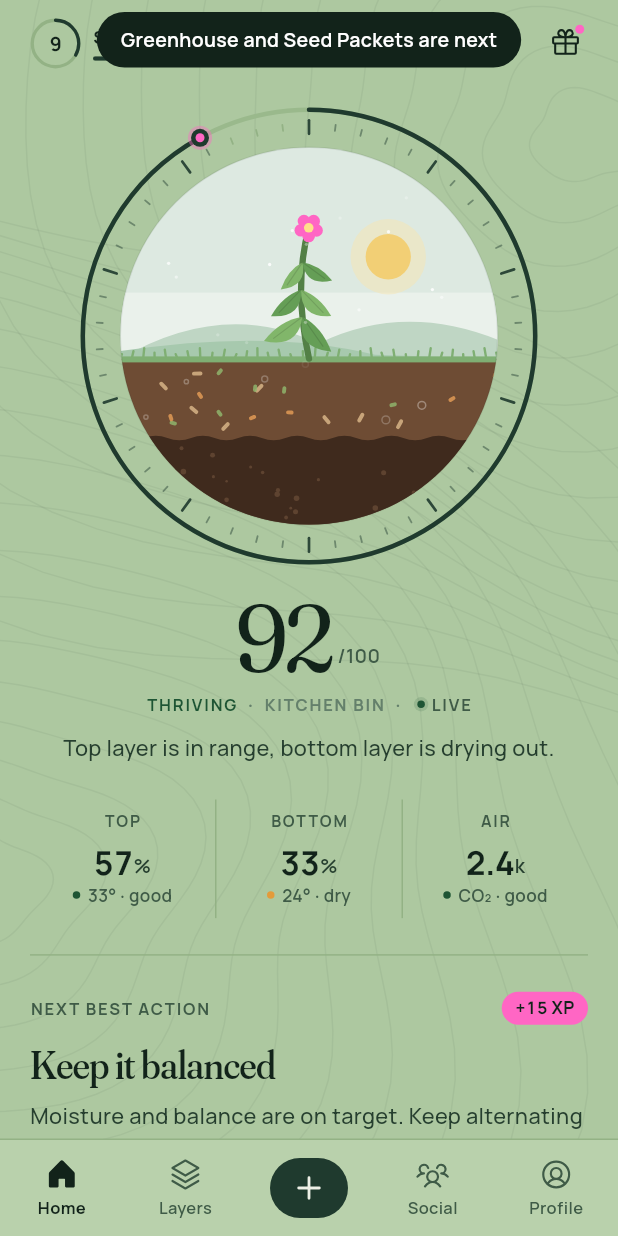
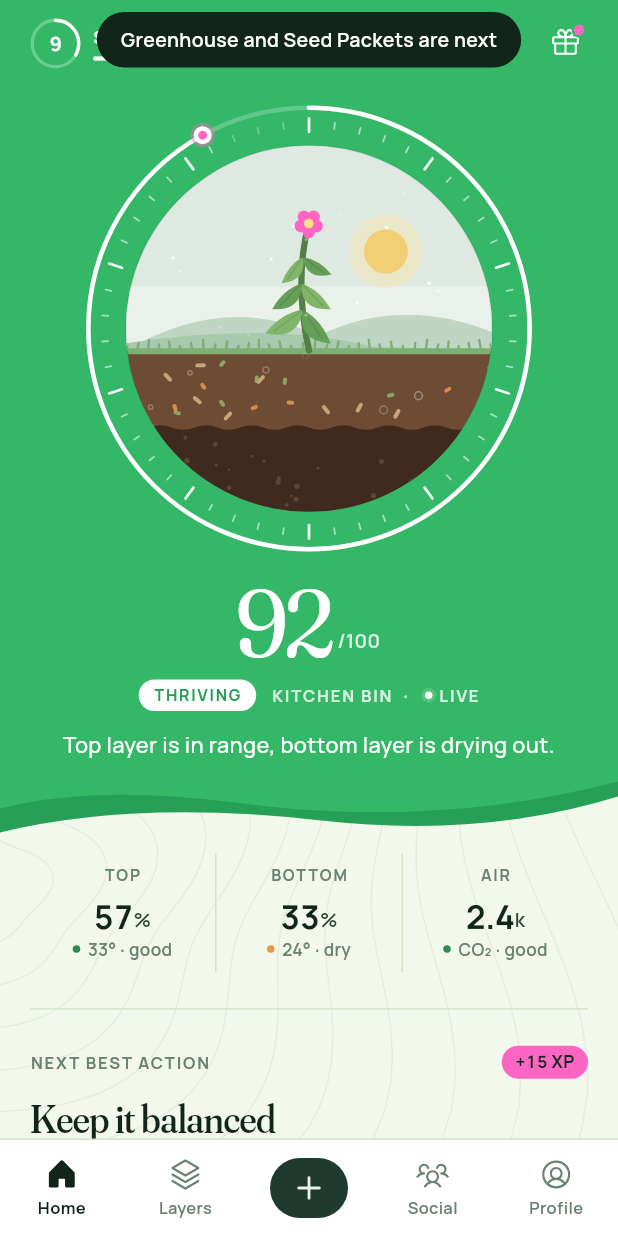
Before and after one commit to henryc08/Calmpost, a Flutter app: the screen it shows after launch, after a tap on "240", on a phone screen of 412 x 824 dp. Run offline on Flutter 3.47's test engine with Material 3 defaults, Android fonts, the phone set to English and light mode, and no system bars; drawn by our look-alikes of flutter_animate; our stand-ins replace flutter_local_notifications, flutter_riverpod, phosphor_flutter.

Commit message:
style: bright mint app with a signature green brand band on Home
- Home top (HUD, Bin World, score) sits on a vivid green band with a
  two-layer hill edge; white gauge, pink marker and bloom
- Rest of the app on bright mint-white with faint topo lines
- Fix: Bin World no longer crashes on a zero-length stem in the first frame

```diff
--- a/app/lib/app/toast.dart
+++ b/app/lib/app/toast.dart
@@ -1,6 +1,7 @@
 import 'dart:async';
 
 import 'package:flutter/material.dart';
+import 'package:flutter/services.dart';
 import 'package:flutter_animate/flutter_animate.dart';
 import 'package:flutter_riverpod/flutter_riverpod.dart';
 import 'package:phosphor_flutter/phosphor_flutter.dart';
@@ -119,7 +120,9 @@ class ComingNext extends StatelessWidget {
 
   @override
   Widget build(BuildContext context) {
-    return SafeArea(
+    return AnnotatedRegion<SystemUiOverlayStyle>(
+      value: SystemUiOverlayStyle.dark.copyWith(statusBarColor: Colors.transparent),
+      child: SafeArea(
         child: Padding(
           padding: const EdgeInsets.all(S.gutter),
           child: Column(
@@ -144,6 +147,7 @@ class ComingNext extends StatelessWidget {
             ],
           ),
         ),
+      ),
     );
   }
 }
--- a/app/lib/features/home/bin_world.dart
+++ b/app/lib/features/home/bin_world.dart
@@ -13,7 +13,7 @@ import '../../ui/tokens.dart';
 /// - The bezel ring around it is the health score, like a game gauge.
 /// - The sky follows the time of day (stars and fireflies at night).
 class BinWorld extends StatefulWidget {
-  const BinWorld({super.key, required this.score, required this.mood, required this.growth, required this.co2, this.size = 300});
+  const BinWorld({super.key, required this.score, required this.mood, required this.growth, required this.co2, this.size = 300, this.onBrand = false});
 
   final int score;
   final BinMood mood;
@@ -22,6 +22,9 @@ class BinWorld extends StatefulWidget {
   final double growth;
   final double co2;
   final double size;
+
+  /// Draw the bezel in white for the green brand band.
+  final bool onBrand;
 
   /// Web preview override (`?hour=14`) to review day/dusk/night skies.
   static double? debugHour;
@@ -59,6 +62,7 @@ class _BinWorldState extends State<BinWorld> with TickerProviderStateMixin {
               mood: widget.mood,
               growth: widget.growth,
               co2: widget.co2,
+              onBrand: widget.onBrand,
               hour: BinWorld.debugHour ?? DateTime.now().hour + DateTime.now().minute / 60,
             ),
           ),
@@ -69,7 +73,16 @@ class _BinWorldState extends State<BinWorld> with TickerProviderStateMixin {
 }
 
 class _WorldPainter extends CustomPainter {
-  _WorldPainter({required this.t, required this.intro, required this.score, required this.mood, required this.growth, required this.co2, required this.hour});
+  _WorldPainter({
+    required this.t,
+    required this.intro,
+    required this.score,
+    required this.mood,
+    required this.growth,
+    required this.co2,
+    required this.hour,
+    this.onBrand = false,
+  });
 
   final double t; // seconds
   final double intro; // 0..1
@@ -78,6 +91,7 @@ class _WorldPainter extends CustomPainter {
   final double growth;
   final double co2;
   final double hour;
+  final bool onBrand;
 
   bool get night => hour < 6.5 || hour >= 19.5;
   bool get dusk => !night && (hour >= 17.5 || hour < 8);
@@ -113,7 +127,7 @@ class _WorldPainter extends CustomPainter {
   void _bezel(Canvas canvas, Offset c, double r) {
     final ringR = r + 16;
     final tick = Paint()
-      ..color = C.line
+      ..color = (onBrand ? C.onBrand.withValues(alpha: 0.3) : C.line)
       ..strokeWidth = 1.2
       ..strokeCap = StrokeCap.round;
     for (var i = 0; i < 100; i += 2) {
@@ -121,7 +135,8 @@ class _WorldPainter extends CustomPainter {
       final major = i % 10 == 0;
       final d = Offset(math.cos(a), math.sin(a));
       final lit = i <= score * intro;
-      tick.color = lit ? C.forest.withValues(alpha: major ? 0.9 : 0.45) : C.line;
+      final litColor = onBrand ? C.onBrand : C.forest;
+      tick.color = lit ? litColor.withValues(alpha: major ? 0.95 : 0.55) : (onBrand ? C.onBrand.withValues(alpha: 0.28) : C.line);
       tick.strokeWidth = major ? 1.8 : 1.2;
       canvas.drawLine(c + d * (ringR - (major ? 7 : 4)), c + d * (ringR + (major ? 2 : 0)), tick);
     }
@@ -133,7 +148,7 @@ class _WorldPainter extends CustomPainter {
       math.pi * 2,
       false,
       Paint()
-        ..color = C.sunk
+        ..color = (onBrand ? C.onBrand.withValues(alpha: 0.22) : C.sunk)
         ..style = PaintingStyle.stroke
         ..strokeWidth = 3,
     );
@@ -143,7 +158,7 @@ class _WorldPainter extends CustomPainter {
       sweep,
       false,
       Paint()
-        ..color = C.forest
+        ..color = (onBrand ? C.onBrand : C.forest)
         ..style = PaintingStyle.stroke
         ..strokeWidth = 3
         ..strokeCap = StrokeCap.round,
@@ -153,7 +168,7 @@ class _WorldPainter extends CustomPainter {
     final m = c + Offset(math.cos(end), math.sin(end)) * (ringR + 9);
     final pulse = (t % 2) / 2;
     canvas.drawCircle(m, 6 + pulse * 8, Paint()..color = C.pink.withValues(alpha: 0.55 * (1 - pulse) * intro));
-    canvas.drawCircle(m, 6, Paint()..color = C.forest);
+    canvas.drawCircle(m, 6, Paint()..color = onBrand ? C.onBrand : C.forest);
     canvas.drawCircle(m, 3, Paint()..color = C.pink);
   }
 
@@ -334,7 +349,9 @@ class _WorldPainter extends CustomPainter {
         ..strokeCap = StrokeCap.round,
     );
 
-    final metric = stem.computeMetrics().first;
+    final metrics = stem.computeMetrics().toList();
+    if (metrics.isEmpty || metrics.first.length < 1) return;
+    final metric = metrics.first;
     final pairs = (2 + growth * 2).round();
     for (var i = 0; i < pairs; i++) {
       final f = 0.32 + i / pairs * 0.62;
--- a/app/lib/features/home/home_screen.dart
+++ b/app/lib/features/home/home_screen.dart
@@ -1,6 +1,7 @@
 import 'dart:math' as math;
 
 import 'package:flutter/material.dart';
+import 'package:flutter/services.dart';
 import 'package:flutter_animate/flutter_animate.dart';
 import 'package:flutter_riverpod/flutter_riverpod.dart';
 import 'package:phosphor_flutter/phosphor_flutter.dart';
@@ -33,7 +34,7 @@ class HomeScreen extends ConsumerWidget {
 
     if (health == null) {
       return const Center(
-        child: SizedBox(width: 22, height: 22, child: CircularProgressIndicator(strokeWidth: 2, color: C.forest)),
+        child: SizedBox(width: 22, height: 22, child: CircularProgressIndicator(strokeWidth: 2, color: C.brand)),
       );
     }
     final s = health.snapshot;
@@ -44,26 +45,41 @@ class HomeScreen extends ConsumerWidget {
       Stage.cooling => 0.8,
       _ => 1.0,
     };
+    final top = MediaQuery.paddingOf(context).top;
 
-    return SafeArea(
-      bottom: false,
+    return AnnotatedRegion<SystemUiOverlayStyle>(
+      value: SystemUiOverlayStyle.light.copyWith(statusBarColor: Colors.transparent),
       child: ListView(
-        padding: const EdgeInsets.fromLTRB(S.gutter, S.x3, S.gutter, S.x8),
+        padding: const EdgeInsets.only(bottom: S.x8),
+        children: [
+          // The brand band: HUD, the Bin World and the score on Calmpost green.
+          _BrandBand(
+            child: Padding(
+              padding: EdgeInsets.fromLTRB(S.gutter, top + S.x3, S.gutter, 0),
+              child: Column(
                 children: [
                   _Hud(game: game),
                   const SizedBox(height: S.x2),
-          // The world: long-press for the demo scenario picker.
                   GestureDetector(
                     onTap: () => goTo(AppTab.layers),
                     onLongPress: () => showScenarioPicker(context, ref),
                     child: Center(
                       child: LayoutBuilder(
-                builder: (context, c) => BinWorld(size: math.min(c.maxWidth, 340), score: health.score, mood: health.mood, growth: growth, co2: s.co2),
+                        builder: (context, c) =>
+                            BinWorld(size: math.min(c.maxWidth, 330), score: health.score, mood: health.mood, growth: growth, co2: s.co2, onBrand: true),
                       ),
                     ),
                   ),
                   _ScoreBlock(health: health),
-          const SizedBox(height: S.x6),
+                ],
+              ),
+            ),
+          ),
+          Padding(
+            padding: const EdgeInsets.fromLTRB(S.gutter, S.x2, S.gutter, 0),
+            child: Column(
+              crossAxisAlignment: CrossAxisAlignment.stretch,
+              children: [
                 ReadingsRow(s: s, onOpen: (_) => goTo(AppTab.layers)),
                 const SizedBox(height: S.x6),
                 const Hairline(),
@@ -81,8 +97,55 @@ class HomeScreen extends ConsumerWidget {
                 const TodayQuests(),
               ].animate(interval: M.stagger).fadeIn(duration: 420.ms, curve: M.ease).slideY(begin: 0.03, curve: M.ease),
             ),
+          ),
+        ],
+      ),
     );
   }
+}
+
+/// Full-bleed green band with a soft two-layer hill along the bottom edge.
+class _BrandBand extends StatelessWidget {
+  const _BrandBand({required this.child});
+  final Widget child;
+
+  @override
+  Widget build(BuildContext context) {
+    return CustomPaint(
+      painter: const _BandPainter(),
+      child: Padding(padding: const EdgeInsets.only(bottom: 54), child: child),
+    );
+  }
+}
+
+class _BandPainter extends CustomPainter {
+  const _BandPainter();
+
+  @override
+  void paint(Canvas canvas, Size size) {
+    final w = size.width;
+    final h = size.height;
+    // Back hill, a shade deeper, peeks out below the front one.
+    final back = Path()
+      ..moveTo(0, 0)
+      ..lineTo(w, 0)
+      ..lineTo(w, h - 30)
+      ..quadraticBezierTo(w * 0.78, h - 2, w * 0.52, h - 14)
+      ..quadraticBezierTo(w * 0.22, h - 28, 0, h - 6)
+      ..close();
+    canvas.drawPath(back, Paint()..color = C.brandDeep);
+    final front = Path()
+      ..moveTo(0, 0)
+      ..lineTo(w, 0)
+      ..lineTo(w, h - 40)
+      ..quadraticBezierTo(w * 0.7, h - 8, w * 0.38, h - 26)
+      ..quadraticBezierTo(w * 0.15, h - 38, 0, h - 22)
+      ..close();
+    canvas.drawPath(front, Paint()..color = C.brand);
+  }
+
+  @override
+  bool shouldRepaint(_BandPainter old) => false;
 }
 
 /// Game-style HUD: level + XP on the left, streak, Loam and rewards on the right.
@@ -105,7 +168,9 @@ class _Hud extends ConsumerWidget {
           height: 34,
           child: CustomPaint(
             painter: _LevelRing(xp01),
-            child: Center(child: Text('$level', style: T.num.copyWith(fontSize: 13))),
+            child: Center(
+              child: Text('$level', style: T.num.copyWith(fontSize: 13, color: C.onBrand)),
+            ),
           ),
         ),
         const SizedBox(width: S.x2),
@@ -115,20 +180,20 @@ class _Hud extends ConsumerWidget {
             children: [
               Text(
                 titleForLevel(level),
-                style: T.small.copyWith(color: C.ink, fontWeight: FontWeight.w700),
+                style: T.small.copyWith(color: C.onBrand, fontWeight: FontWeight.w700),
                 maxLines: 1,
                 overflow: TextOverflow.ellipsis,
               ),
               const SizedBox(height: 4),
               SizedBox(
                 width: 90,
-                child: ThinBar(value: xp01, color: C.forest, height: 3),
+                child: ThinBar(value: xp01, color: C.onBrand, track: C.onBrand.withValues(alpha: 0.28), height: 3),
               ),
             ],
           ),
         ),
         _HudStat(
-          icon: Icon(PhosphorIconsFill.fire, size: 18, color: game.caredToday ? C.pink : C.faint),
+          icon: Icon(PhosphorIconsFill.fire, size: 18, color: game.caredToday ? C.pink : C.onBrandMuted),
           value: '${game.streak.days}',
           onTap: null,
         ),
@@ -142,19 +207,19 @@ class _Hud extends ConsumerWidget {
               children: [
                 const Padding(
                   padding: EdgeInsets.all(4),
-                  child: Icon(PhosphorIconsRegular.gift, size: 22, color: C.ink),
+                  child: Icon(PhosphorIconsRegular.gift, size: 22, color: C.onBrand),
                 ),
                 if (inbox > 0)
                   Positioned(
                     top: 1,
                     right: 1,
                     child: Container(
-                      width: 9,
-                      height: 9,
+                      width: 10,
+                      height: 10,
                       decoration: BoxDecoration(
                         color: C.pink,
                         shape: BoxShape.circle,
-                        border: Border.all(color: C.paper, width: 1.5),
+                        border: Border.all(color: C.brand, width: 1.5),
                       ),
                     ),
                   ),
@@ -183,7 +248,7 @@ class _HudStat extends StatelessWidget {
           children: [
             icon,
             const SizedBox(width: 5),
-            Text(value, style: T.num.copyWith(fontSize: 14)),
+            Text(value, style: T.num.copyWith(fontSize: 14, color: C.onBrand)),
           ],
         ),
       ),
@@ -202,8 +267,8 @@ class _LevelRing extends CustomPainter {
       ..style = PaintingStyle.stroke
       ..strokeWidth = 2.2
       ..strokeCap = StrokeCap.round;
-    canvas.drawArc(rect, 0, math.pi * 2, false, p..color = C.line);
-    canvas.drawArc(rect, -math.pi / 2, math.pi * 2 * value.clamp(0, 1), false, p..color = C.forest);
+    canvas.drawArc(rect, 0, math.pi * 2, false, p..color = C.onBrand.withValues(alpha: 0.28));
+    canvas.drawArc(rect, -math.pi / 2, math.pi * 2 * value.clamp(0, 1), false, p..color = C.onBrand);
   }
 
   @override
@@ -218,8 +283,8 @@ class _ScoreBlock extends StatelessWidget {
   @override
   Widget build(BuildContext context) {
     final s = health.snapshot;
-    final color = switch (health.mood) {
-      BinMood.thriving || BinMood.healthy => C.leaf,
+    final pillText = switch (health.mood) {
+      BinMood.thriving || BinMood.healthy => C.brandDeep,
       BinMood.wet => C.water,
       BinMood.dry => C.amber,
       _ => C.clay,
@@ -230,10 +295,10 @@ class _ScoreBlock extends StatelessWidget {
           mainAxisAlignment: MainAxisAlignment.center,
           crossAxisAlignment: CrossAxisAlignment.end,
           children: [
-            CountUp(health.score, from: 0, style: T.hero.copyWith(fontSize: 64)),
+            CountUp(health.score, from: 0, style: T.hero.copyWith(fontSize: 64, color: C.onBrand)),
             Padding(
               padding: const EdgeInsets.only(bottom: 9, left: 3),
-              child: Text('/100', style: T.label),
+              child: Text('/100', style: T.label.copyWith(color: C.onBrandMuted)),
             ),
           ],
         ),
@@ -241,16 +306,24 @@ class _ScoreBlock extends StatelessWidget {
         Row(
           mainAxisAlignment: MainAxisAlignment.center,
           children: [
-            Text(moodLabel(health.mood).toUpperCase(), style: T.caps.copyWith(color: color)),
-            Text('  ·  KITCHEN BIN  ·  ', style: T.caps.copyWith(color: C.faint)),
-            const LiveDot(color: C.leaf, size: 5),
-            Text('LIVE', style: T.caps),
+            Container(
+              padding: const EdgeInsets.symmetric(horizontal: 10, vertical: 4),
+              decoration: BoxDecoration(color: C.onBrand, borderRadius: BorderRadius.circular(R.pill)),
+              child: Text(moodLabel(health.mood).toUpperCase(), style: T.caps.copyWith(color: pillText, fontSize: 10.5)),
+            ),
+            Text('   KITCHEN BIN  ·  ', style: T.caps.copyWith(color: C.onBrandMuted)),
+            const LiveDot(color: C.onBrand, size: 5),
+            Text('LIVE', style: T.caps.copyWith(color: C.onBrandMuted)),
           ],
         ),
         const SizedBox(height: S.x3),
         Padding(
           padding: const EdgeInsets.symmetric(horizontal: S.x4),
-          child: Text(_status(s), textAlign: TextAlign.center, style: T.body),
+          child: Text(
+            _status(s),
+            textAlign: TextAlign.center,
+            style: T.body.copyWith(color: C.onBrand),
+          ),
         ),
       ],
     );
--- a/app/lib/ui/tokens.dart
+++ b/app/lib/ui/tokens.dart
@@ -2,22 +2,29 @@ import 'package:flutter/widgets.dart';
 
 import '../domain/models.dart' show Rarity;
 
-/// Colour tokens. Muted sage paper, deep green text, pink as the reward accent.
+/// Colour tokens. Bright mint-white paper, a vivid Calmpost-green brand band,
+/// deep green text, pink as the reward accent.
 /// No gradients, no glass, no purple.
 abstract final class C {
   // Surfaces
-  static const paper = Color(0xFFADC8A0);
-  static const surface = Color(0xFFB9D1AC);
-  static const sunk = Color(0xFF9AB98C);
-  static const line = Color(0xFF93B285);
+  static const paper = Color(0xFFF2F8EC);
+  static const surface = Color(0xFFFFFFFF);
+  static const sunk = Color(0xFFE0ECD6);
+  static const line = Color(0xFFD4E4C9);
 
   // Text
-  static const ink = Color(0xFF12231A);
-  static const ink2 = Color(0xFF263F2F);
-  static const muted = Color(0xFF3F5B47);
-  static const faint = Color(0xFF64806B);
+  static const ink = Color(0xFF11251A);
+  static const ink2 = Color(0xFF2D4637);
+  static const muted = Color(0xFF6A8273);
+  static const faint = Color(0xFFA6BBAC);
 
-  // Forest: the hero surface and primary actions
+  // Brand: the vivid band at the top of Home (and future hero moments)
+  static const brand = Color(0xFF34B868);
+  static const brandDeep = Color(0xFF26A057);
+  static const onBrand = Color(0xFFFFFFFF);
+  static const onBrandMuted = Color(0xCCFFFFFF);
+
+  // Forest: primary actions
   static const forest = Color(0xFF1F3A2E);
   static const forest2 = Color(0xFF2B4D3E);
   static const onForest = Color(0xFFEDEFE6);
@@ -25,8 +32,8 @@ abstract final class C {
 
   // Accents
   static const sprout = Color(0xFFB9DD7B); // positive on dark
-  static const leaf = Color(0xFF1E5534); // positive on the green paper
-  static const leafSoft = Color(0xFFC9DDBE);
+  static const leaf = Color(0xFF2E8A50); // positive on the green paper
+  static const leafSoft = Color(0xFFDCF0D2);
   static const amber = Color(0xFFE39B3A); // streak
   static const amberSoft = Color(0xFFF6E6CC);
   static const water = Color(0xFF4F8FC9); // moisture / too wet
```
Also changed, not shown: 5 other files. Lines whose indentation alone changed are shown as unchanged.
